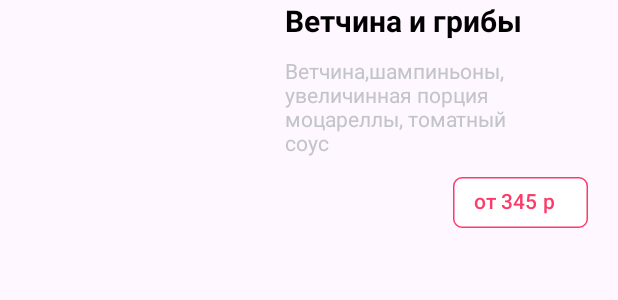
After one commit to Oneotrix/maxim-shutov-TestAndroid-vacc-2024, an Android app: the layout item_products.xml on its own in the app's theme, with its tools: preview values and no code run, on a phone screen of 412 x 824 dp. The commit adds this screen. Shown: the top 300 px of the screen. Run offline under Robolectric (Android 15) with nearby library versions, the phone set to English and light mode, and no system bars.

Commit message:
made item of products list xml

```diff
--- /dev/null
+++ b/app/src/main/res/layout/item_products.xml
@@ -0,0 +1,65 @@
+<?xml version="1.0" encoding="utf-8"?>
+<androidx.constraintlayout.widget.ConstraintLayout xmlns:android="http://schemas.android.com/apk/res/android"
+    android:layout_width="match_parent"
+    android:layout_height="match_parent"
+    xmlns:app="http://schemas.android.com/apk/res-auto">
+
+    <ImageView
+        android:id="@+id/ivProduct"
+        android:layout_width="150dp"
+        android:layout_height="150dp"
+        app:layout_constraintTop_toTopOf="parent"
+        app:layout_constraintStart_toStartOf="parent"
+        android:layout_marginStart="20dp"
+        />
+
+    <LinearLayout
+        android:id="@+id/vgMeal"
+        android:layout_width="0dp"
+        android:layout_height="wrap_content"
+        app:layout_constraintStart_toEndOf="@id/ivProduct"
+        app:layout_constraintTop_toTopOf="@id/ivProduct"
+        app:layout_constraintEnd_toEndOf="parent"
+        android:layout_marginStart="20dp"
+        android:layout_marginEnd="20dp"
+        android:orientation="vertical">
+
+        <TextView
+            android:id="@+id/tvTitle"
+            android:layout_width="wrap_content"
+            android:layout_height="wrap_content"
+            android:text="Ветчина и грибы"
+            android:textColor="@color/black"
+            android:textSize="20sp"
+            android:textStyle="bold"
+            />
+
+        <TextView
+            android:id="@+id/tvDescription"
+            android:layout_width="wrap_content"
+            android:layout_height="wrap_content"
+            android:text="Ветчина,шампиньоны, увеличинная порция моцареллы, томатный соус"
+            android:textSize="14sp"
+            android:textColor="@color/onSurface"
+            android:layout_marginEnd="30dp"
+            android:layout_marginTop="10dp"
+            />
+
+        <com.google.android.material.chip.Chip
+            android:layout_width="90dp"
+            android:layout_height="50dp"
+            app:textStartPadding="6dp"
+            app:textEndPadding="6dp"
+            style="@style/Widget.Material3.Button.OutlinedButton"
+            app:chipCornerRadius="6dp"
+            android:layout_gravity="end"
+            android:layout_marginTop="5dp"
+            android:text="от 345 р"
+            android:textColor="#FD3A69"
+            app:chipStrokeColor="#FD3A69"
+            app:chipBackgroundColor="@color/white"
+            />
+
+    </LinearLayout>
+
+</androidx.constraintlayout.widget.ConstraintLayout>
--- a/app/src/main/res/values/colors.xml
+++ b/app/src/main/res/values/colors.xml
@@ -2,4 +2,8 @@
 <resources>
     <color name="black">#FF000000</color>
     <color name="white">#FFFFFFFF</color>
+    <color name="white_background">#FBFBFB</color>
+    <color name="pink_background">#33FD3A69</color>
+    <color name="pinkOnBackground">#FD3A69</color>
+    <color name="onSurface">#C3C4C9</color>
 </resources>
```
Also changed, not shown: 1 other file.
